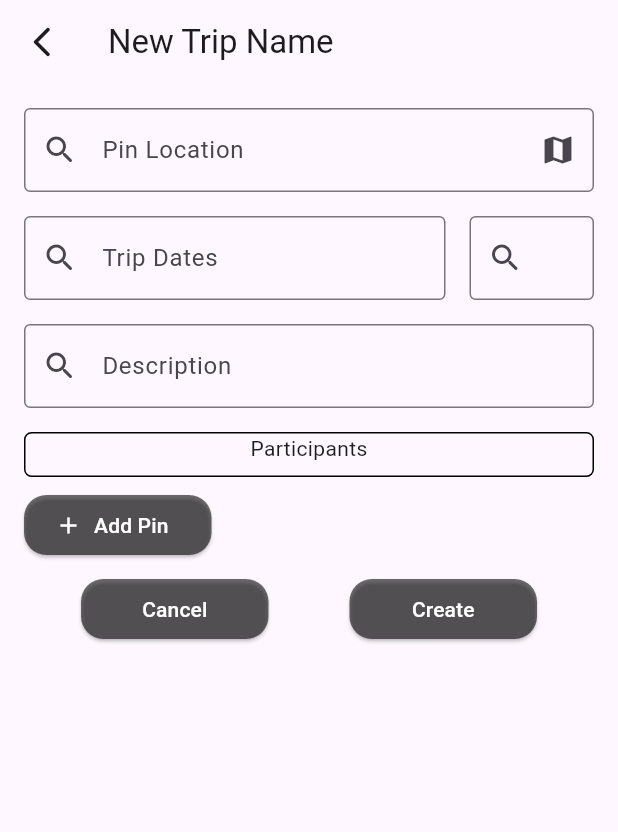
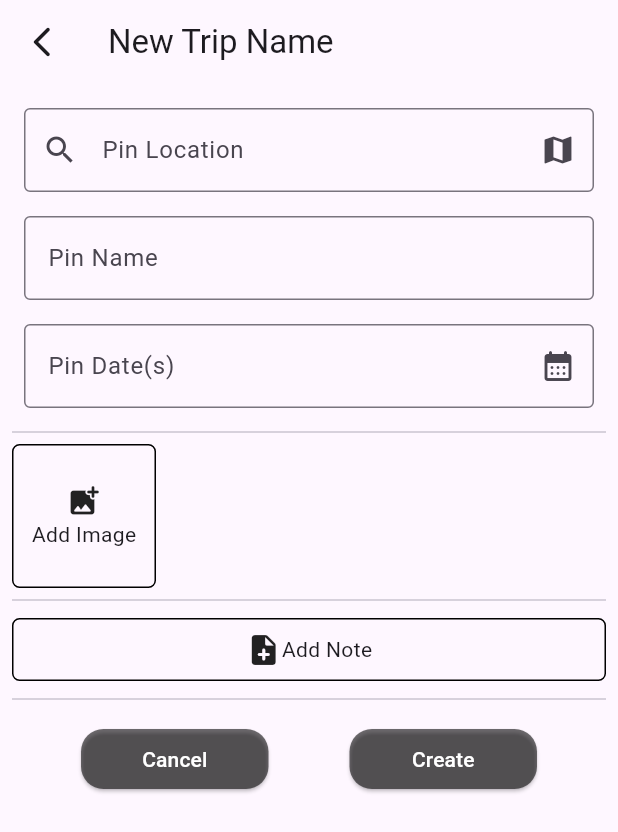
Before and after one commit to claudioLamelas/trip-pins, a Flutter app: the AddTripPage screen opened directly, after a tap on "Add Pin", on a phone screen of 412 x 824 dp. Shown: the top 832 px of the screen. Run offline on Flutter 3.47's test engine with Material 3 defaults, Android fonts, the light colour scheme and no system bars; our stand-ins replace firebase_core, flutter_colorpicker, flutter_map, latlong2; accounts and stored records are empty; generated files the repository leaves out were written again.

Commit message:
add more fields to "add pin" page. basic structure for add image and add note

```diff
--- a/trip_pins/lib/ui/common/text_field_input.dart
+++ b/trip_pins/lib/ui/common/text_field_input.dart
@@ -6,6 +6,7 @@ class TextFieldInput extends StatelessWidget {
   final int flex;
   final bool isMultiLine;
   final bool isReadOnly;
+  final Widget? prefixIcon;
   final Widget? suffixIcon;
   final TextEditingController? controller;
 
@@ -14,6 +15,7 @@ class TextFieldInput extends StatelessWidget {
     required this.labelText,
     required this.flex,
     this.isMultiLine = false,
+    this.prefixIcon,
     this.suffixIcon,
     this.initialValue,
     this.isReadOnly = false,
@@ -25,7 +27,7 @@ class TextFieldInput extends StatelessWidget {
     return Expanded(
       flex: flex,
       child: Padding(
-        padding: EdgeInsets.all(8.0),
+        padding: const EdgeInsets.all(8.0),
         child: TextFormField(
           controller: controller,
           initialValue: initialValue,
@@ -34,8 +36,8 @@ class TextFieldInput extends StatelessWidget {
           minLines: isMultiLine ? null : 1,
           decoration: InputDecoration(
               labelText: labelText,
-              border: OutlineInputBorder(),
-              prefixIcon: Icon(Icons.search_rounded),
+              border: const OutlineInputBorder(),
+              prefixIcon: prefixIcon,
               suffixIcon: suffixIcon),
         ),
       ),
--- a/trip_pins/lib/ui/pages/add_pin_page.dart
+++ b/trip_pins/lib/ui/pages/add_pin_page.dart
@@ -5,17 +5,77 @@ import 'package:trip_pins/ui/styles.dart';
 
 class AddPinPage extends StatefulWidget {
   final String tripName;
-  const AddPinPage({super.key, required this.tripName});
+  final DateTimeRange? tripDates;
+  const AddPinPage({super.key, required this.tripName, this.tripDates});
 
   @override
   State<AddPinPage> createState() => _AddPinPageState();
 }
 
 class _AddPinPageState extends State<AddPinPage> {
+  late TextEditingController pinDatesController;
   late String tripName = widget.tripName;
+  DateTimeRange? pinDates;
+  List<Widget> images = [];
+  List<Widget> notes = [];
+
+  Future pickPinDates() async {
+    DateTimeRange? range = await showDateRangePicker(
+        context: context,
+        initialDateRange: pinDates,
+        firstDate: widget.tripDates?.start ?? DateTime(1900, 1, 1),
+        lastDate: widget.tripDates?.end ?? DateTime(2100, 12, 12));
+
+    if (range != null) {
+      setState(() {
+        pinDates = range;
+      });
+    }
+  }
+
+  String _buildTripDatePeriod(DateTimeRange? dateRange) {
+    return dateRange == null
+        ? ""
+        : "${dateRange.start.year}/${dateRange.start.month.toString().padLeft(2, '0')}/${dateRange.start.day.toString().padLeft(2, '0')} - ${dateRange.end.year}/${dateRange.end.month.toString().padLeft(2, '0')}/${dateRange.end.day.toString().padLeft(2, '0')}";
+  }
+
+  void addImage() {
+    Widget newImage = Container(
+      height: 30,
+      width: 30,
+      decoration: const BoxDecoration(
+        borderRadius: BorderRadius.all(
+          Radius.circular(5),
+        ),
+        color: Colors.red,
+      ),
+    );
+    setState(() {
+      images = [...images, newImage];
+    });
+  }
+
+  void addNote() {
+    Widget newNote = Container(
+      height: 30,
+      width: 30,
+      decoration: const BoxDecoration(
+        borderRadius: BorderRadius.all(
+          Radius.circular(5),
+        ),
+        color: Colors.red,
+      ),
+    );
+    setState(() {
+      notes = [...notes, newNote];
+    });
+  }
 
   @override
   Widget build(BuildContext context) {
+    pinDatesController =
+        TextEditingController(text: _buildTripDatePeriod(pinDates));
+
     return Scaffold(
       extendBodyBehindAppBar: false,
       appBar:
@@ -45,57 +105,57 @@ class _AddPinPageState extends State<AddPinPage> {
               TextFieldInput(
                 labelText: "Pin Location",
                 flex: 0,
+                prefixIcon: const Icon(Icons.search),
                 suffixIcon:
                     IconButton(onPressed: () {}, icon: const Icon(Icons.map)),
               ),
-              Row(
+              const TextFieldInput(
+                labelText: "Pin Name",
+                flex: 0,
+              ),
+              TextFieldInput(
+                controller: pinDatesController,
+                isReadOnly: true,
+                labelText: "Pin Date(s)",
+                flex: 0,
+                suffixIcon: IconButton(
+                  icon: const Icon(Icons.calendar_month_rounded),
+                  onPressed: pickPinDates,
+                ),
+              ),
+              const Divider(),
+              GridView.count(
+                physics: const NeverScrollableScrollPhysics(),
+                shrinkWrap: true,
+                crossAxisCount: 4,
+                crossAxisSpacing: 4,
+                mainAxisSpacing: 4,
                 children: [
-                  TextFieldInput(
-                    //controller: _controller,
-                    isReadOnly: true,
-                    labelText: "Trip Dates",
-                    flex: 3,
-                    // suffixIcon: IconButton(
-                    //   icon: const Icon(Icons.calendar_month_rounded),
-                    //   onPressed: pickTripDates,
-                    // ),
+                  AddImageButton(
+                    addImage: addImage,
                   ),
-                  const TextFieldInput(labelText: "Trip Score", flex: 1),
+                  ...images,
                 ],
               ),
-              const TextFieldInput(
-                  labelText: "Description", flex: 0, isMultiLine: true),
-              Padding(
-                  padding: const EdgeInsets.all(8.0),
-                  child: Container(
-                    width: double.infinity,
-                    height: 30,
-                    decoration: BoxDecoration(
-                        borderRadius:
-                            const BorderRadius.all(Radius.circular(5)),
-                        border: Border.all(color: Colors.black)),
-                    child: const Text(
-                      "Participants",
-                      textAlign: TextAlign.center,
-                    ),
-                  )),
-              Row(
-                mainAxisAlignment: MainAxisAlignment.spaceBetween,
-                children: [
-                  Padding(
-                    padding: const EdgeInsets.only(
-                      left: 8,
-                      right: 8,
-                    ),
-                    child: ElevatedButton.icon(
-                      style: Styles.primaryButton(width: 125, height: 30),
-                      onPressed: () {},
-                      label: const Text("Add Pin"),
-                      icon: const Icon(Icons.add),
-                    ),
-                  ),
-                ],
-              ),
+              const Divider(),
+              ListView.separated(
+                  shrinkWrap: true,
+                  physics: const NeverScrollableScrollPhysics(),
+                  padding: const EdgeInsets.symmetric(vertical: 4),
+                  itemCount: notes.length + 1,
+                  separatorBuilder: (BuildContext context, int index) {
+                    return const SizedBox(height: 4);
+                  },
+                  itemBuilder: (BuildContext context, int index) {
+                    if (index == 0) {
+                      return AddNoteButton(addNote: addNote);
+                    } else if (notes.isNotEmpty) {
+                      return notes[index - 1];
+                    } else {
+                      return null;
+                    }
+                  }),
+              const Divider(),
               Row(
                 mainAxisAlignment: MainAxisAlignment.spaceEvenly,
                 children: [
@@ -126,3 +186,60 @@ class _AddPinPageState extends State<AddPinPage> {
     );
   }
 }
+
+class AddImageButton extends StatelessWidget {
+  final void Function() addImage;
+  const AddImageButton({super.key, required this.addImage});
+
+  @override
+  Widget build(BuildContext context) {
+    return GestureDetector(
+      onTap: addImage,
+      child: Container(
+        decoration: BoxDecoration(
+          borderRadius: const BorderRadius.all(Radius.circular(5)),
+          border: Border.all(color: Colors.black),
+        ),
+        child: const Center(
+          child: Padding(
+            padding: EdgeInsets.all(8.0),
+            child: Column(
+              mainAxisAlignment: MainAxisAlignment.center,
+              children: [
+                Icon(Icons.add_photo_alternate_rounded),
+                Text("Add Image")
+              ],
+            ),
+          ),
+        ),
+      ),
+    );
+  }
+}
+
+class AddNoteButton extends StatelessWidget {
+  final void Function() addNote;
+  const AddNoteButton({super.key, required this.addNote});
+
+  @override
+  Widget build(BuildContext context) {
+    return GestureDetector(
+      onTap: addNote,
+      child: Container(
+        decoration: BoxDecoration(
+          borderRadius: const BorderRadius.all(Radius.circular(5)),
+          border: Border.all(color: Colors.black),
+        ),
+        child: const Center(
+          child: Padding(
+            padding: EdgeInsets.all(8.0),
+            child: Row(
+              mainAxisAlignment: MainAxisAlignment.center,
+              children: [Icon(Icons.note_add_rounded), Text("Add Note")],
+            ),
+          ),
+        ),
+      ),
+    );
+  }
+}
--- a/trip_pins/lib/ui/pages/add_trip_page.dart
+++ b/trip_pins/lib/ui/pages/add_trip_page.dart
@@ -168,7 +168,9 @@ class _AddTripPageState extends State<AddTripPage> {
                             context,
                             CupertinoPageRoute(
                                 builder: (context) => AddPinPage(
-                                    tripName: tripNameController.text)));
+                                      tripName: tripNameController.text,
+                                      tripDates: tripDates,
+                                    )));
                       },
                       label: const Text("Add Pin"),
                       icon: const Icon(Icons.add),
```
